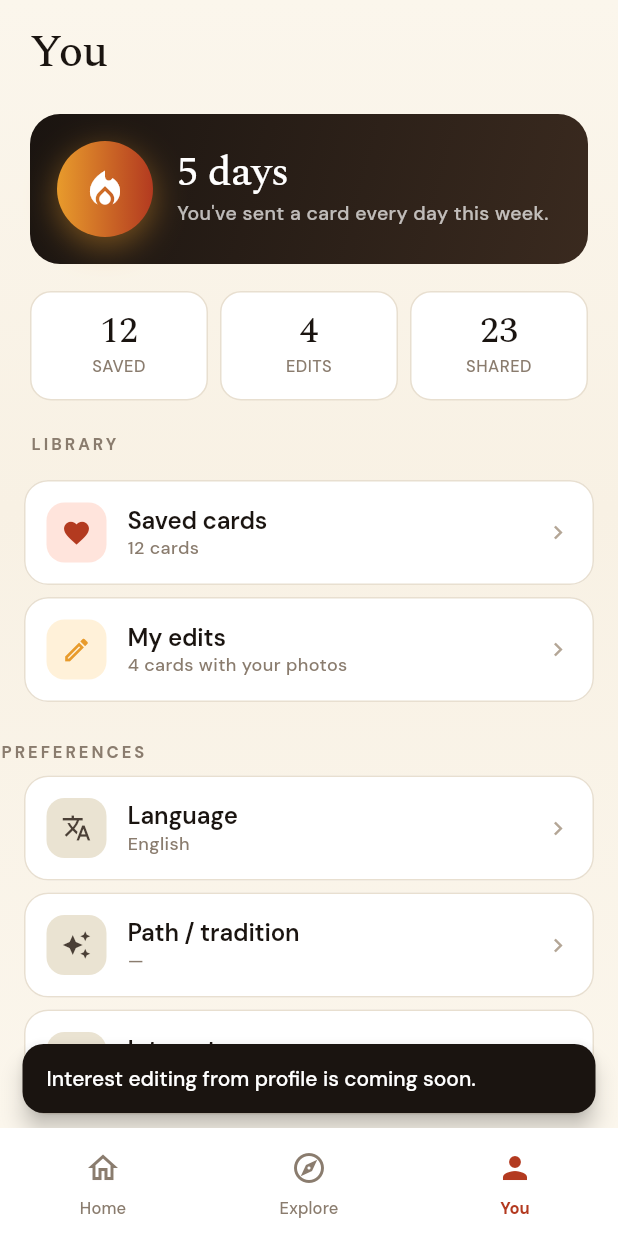
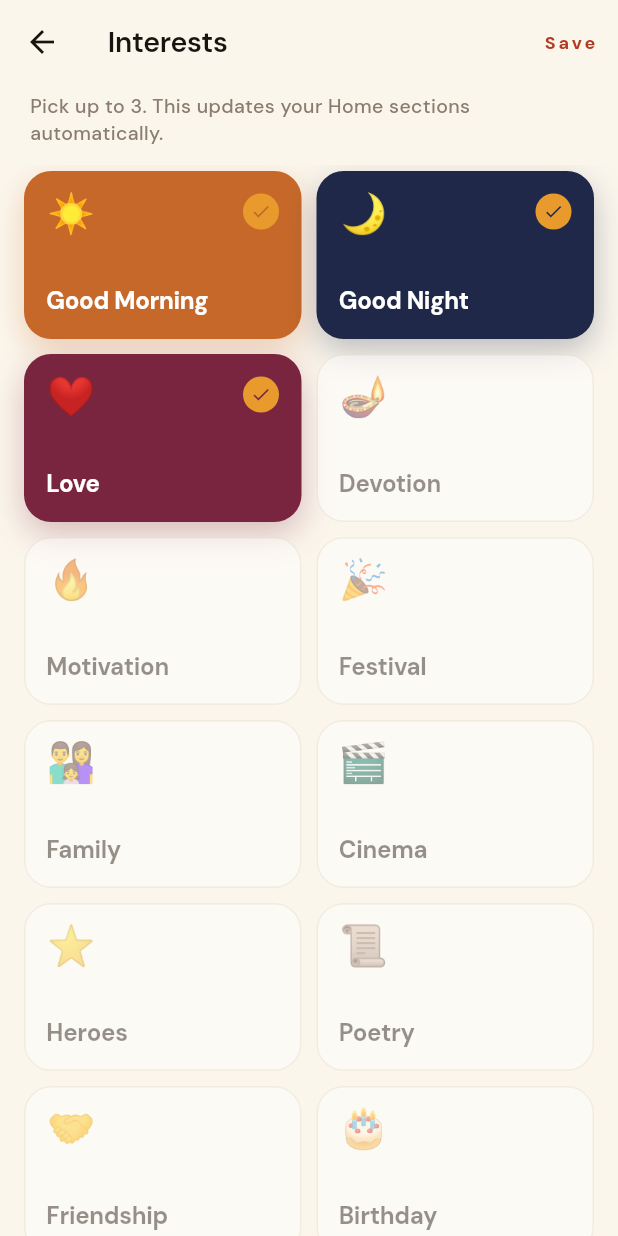
Before and after one commit to APPARAOsiddapureddy/DailyKatha, a Flutter app: the ProfileScreen screen opened by its route, after a tap on "Interests", on a phone screen of 412 x 824 dp. Run offline on Flutter 3.47's test engine with Material 3 defaults, Android fonts, the phone set to English and light mode, and no system bars; our stand-ins replace device_info_plus, dio, flutter_colorpicker, flutter_local_notifications, flutter_riverpod, flutter_secure_storage and 8 more; missing offline and left inert: dio_smart_retry, image_gallery_saver2_fixed; accounts and stored records are empty.

Commit message:
feat(mobile): finish profile interests, settings, and daily reminder
- Add editable interests screen from Profile and persist via applyProfile so Home updates instantly
- Add Settings + Daily Reminder screens and schedule local notification via flutter_local_notifications
- Enable Android core library desugaring required by notifications plugin

Co-authored-by: Cursor <cursoragent@cursor.com>

```diff
--- /dev/null
+++ b/mobile/lib/features/profile/edit_interests_screen.dart
@@ -0,0 +1,209 @@
+import 'package:flutter/material.dart';
+import 'package:flutter_riverpod/flutter_riverpod.dart';
+import 'package:go_router/go_router.dart';
+
+import '../../data/local/mock_catalog.dart';
+import '../../data/providers.dart';
+import '../../l10n/genre_localizer.dart';
+import '../../theme/app_colors.dart';
+
+Color _interestAccentBg(String id) {
+  return switch (id) {
+    'bhakti' => const Color(0xFF5B1A1A),
+    'love' => const Color(0xFF7A2540),
+    'motivation' => const Color(0xFF1B2D44),
+    'festival' => const Color(0xFF7E1F0E),
+    'goodmorning' => const Color(0xFFC66829),
+    'goodnight' => const Color(0xFF1F2848),
+    'friendship' => const Color(0xFF2C5F4A),
+    'family' => const Color(0xFF5B3220),
+    'poetry' => const Color(0xFF3A2548),
+    'birthday' => const Color(0xFFA93757),
+    'cinema' => const Color(0xFF1B2D44),
+    'heroes' => const Color(0xFF2A2566),
+    _ => AppColors.protoBrand,
+  };
+}
+
+class EditInterestsScreen extends ConsumerStatefulWidget {
+  const EditInterestsScreen({super.key});
+
+  @override
+  ConsumerState<EditInterestsScreen> createState() => _EditInterestsScreenState();
+}
+
+class _EditInterestsScreenState extends ConsumerState<EditInterestsScreen> {
+  static const int _max = 3;
+  late final Set<String> _selected;
+  bool _saving = false;
+
+  @override
+  void initState() {
+    super.initState();
+    final session = ref.read(sessionHolderProvider);
+    final ids = session?.profile.interestIds ?? const <String>[];
+    _selected = ids.isEmpty
+        ? MockCatalog.interests.take(_max).map((e) => e.id).toSet()
+        : ids.take(_max).toSet();
+  }
+
+  void _toggle(String id) {
+    setState(() {
+      if (_selected.contains(id)) {
+        _selected.remove(id);
+      } else if (_selected.length < _max) {
+        _selected.add(id);
+      }
+    });
+  }
+
+  Future<void> _save() async {
+    if (_saving) return;
+    final session = ref.read(sessionHolderProvider);
+    if (session == null) return;
+    setState(() => _saving = true);
+    try {
+      final nextProfile = session.profile.copyWith(interestIds: _selected.toList());
+      final next = await ref.read(authRepositoryProvider).applyProfile(nextProfile);
+      ref.read(sessionHolderProvider.notifier).setSession(next);
+      if (!mounted) return;
+      context.pop();
+    } catch (e) {
+      if (!mounted) return;
+      ScaffoldMessenger.of(context).showSnackBar(
+        SnackBar(content: Text('Could not update interests: $e')),
+      );
+    } finally {
+      if (mounted) setState(() => _saving = false);
+    }
+  }
+
+  @override
+  Widget build(BuildContext context) {
+    final session = ref.watch(sessionHolderProvider);
+    final lang = session?.profile.contentLanguage ?? 'en';
+    final tt = Theme.of(context).textTheme;
+    const items = MockCatalog.interests;
+
+    return Scaffold(
+      backgroundColor: AppColors.protoCream,
+      appBar: AppBar(
+        backgroundColor: AppColors.protoCream,
+        foregroundColor: AppColors.protoInk,
+        elevation: 0,
+        title: const Text('Interests'),
+        actions: [
+          TextButton(
+            onPressed: _selected.isEmpty || _saving ? null : _save,
+            child: _saving
+                ? const SizedBox(
+                    width: 18,
+                    height: 18,
+                    child: CircularProgressIndicator(strokeWidth: 2),
+                  )
+                : const Text('Save'),
+          ),
+        ],
+      ),
+      body: Column(
+        crossAxisAlignment: CrossAxisAlignment.stretch,
+        children: [
+          Padding(
+            padding: const EdgeInsets.fromLTRB(20, 6, 20, 12),
+            child: Text(
+              'Pick up to $_max. This updates your Home sections automatically.',
+              style: tt.bodyMedium?.copyWith(color: AppColors.protoInk3, height: 1.35),
+            ),
+          ),
+          Expanded(
+            child: GridView.builder(
+              padding: const EdgeInsets.fromLTRB(16, 4, 16, 16),
+              gridDelegate: const SliverGridDelegateWithFixedCrossAxisCount(
+                crossAxisCount: 2,
+                crossAxisSpacing: 10,
+                mainAxisSpacing: 10,
+                mainAxisExtent: 112,
+              ),
+              itemCount: items.length,
+              itemBuilder: (context, index) {
+                final item = items[index];
+                final selected = _selected.contains(item.id);
+                final disabled = !selected && _selected.length >= _max;
+                final bg = selected ? _interestAccentBg(item.id) : AppColors.protoSurface;
+                final label = GenreLocalizer.getName(item.id, lang);
+                return Opacity(
+                  opacity: disabled ? 0.45 : 1,
+                  child: Material(
+                    color: Colors.transparent,
+                    child: InkWell(
+                      borderRadius: BorderRadius.circular(18),
+                      onTap: disabled ? null : () => _toggle(item.id),
+                      child: AnimatedContainer(
+                        duration: const Duration(milliseconds: 180),
+                        padding: const EdgeInsets.all(14),
+                        decoration: BoxDecoration(
+                          color: bg,
+                          borderRadius: BorderRadius.circular(18),
+                          border: Border.all(
+                            color: selected ? Colors.transparent : AppColors.protoBorder,
+                          ),
+                          boxShadow: selected
+                              ? [
+                                  BoxShadow(
+                                    color: _interestAccentBg(item.id).withValues(alpha: 0.28),
+                                    blurRadius: 18,
+                                    offset: const Offset(0, 8),
+                                  ),
+                                ]
+                              : null,
+                        ),
+                        child: Stack(
+                          children: [
+                            Column(
+                              crossAxisAlignment: CrossAxisAlignment.start,
+                              children: [
+                                Text(item.emoji, style: const TextStyle(fontSize: 26, height: 1)),
+                                const Spacer(),
+                                Text(
+                                  label,
+                                  style: TextStyle(
+                                    fontSize: 16,
+                                    fontWeight: FontWeight.w700,
+                                    letterSpacing: -0.2,
+                                    color: selected ? Colors.white : AppColors.protoInk,
+                                  ),
+                                ),
+                              ],
+                            ),
+                            if (selected)
+                              Positioned(
+                                top: 0,
+                                right: 0,
+                                child: Container(
+                                  width: 24,
+                                  height: 24,
+                                  decoration: const BoxDecoration(
+                                    shape: BoxShape.circle,
+                                    color: AppColors.protoSaffron,
+                                  ),
+                                  child: Icon(
+                                    Icons.check,
+                                    size: 14,
+                                    color: _interestAccentBg(item.id),
+                                  ),
+                                ),
+                              ),
+                          ],
+                        ),
+                      ),
+                    ),
+                  ),
+                );
+              },
+            ),
+          ),
+        ],
+      ),
+    );
+  }
+}
--- a/mobile/pubspec.yaml
+++ b/mobile/pubspec.yaml
@@ -53,6 +53,8 @@ dependencies:
   intl: ^0.20.2
   path_provider: ^2.1.5
   google_fonts: ^6.2.1
+  flutter_local_notifications: ^21.0.0
+  timezone: ^0.11.0
 
 dev_dependencies:
   flutter_test:
```
Also changed, not shown: mobile/lib/app/router.dart (+18 -0 lines), mobile/lib/features/profile/profile_screen.dart (+3 -32 lines), mobile/lib/features/settings/daily_reminder_screen.dart (added, +142 -0 lines), mobile/lib/features/settings/settings_screen.dart (added, +67 -0 lines), mobile/lib/main.dart (+9 -0 lines), mobile/lib/services/notification_service.dart (+100 -11 lines), mobile/pubspec.lock, 2 other files.
